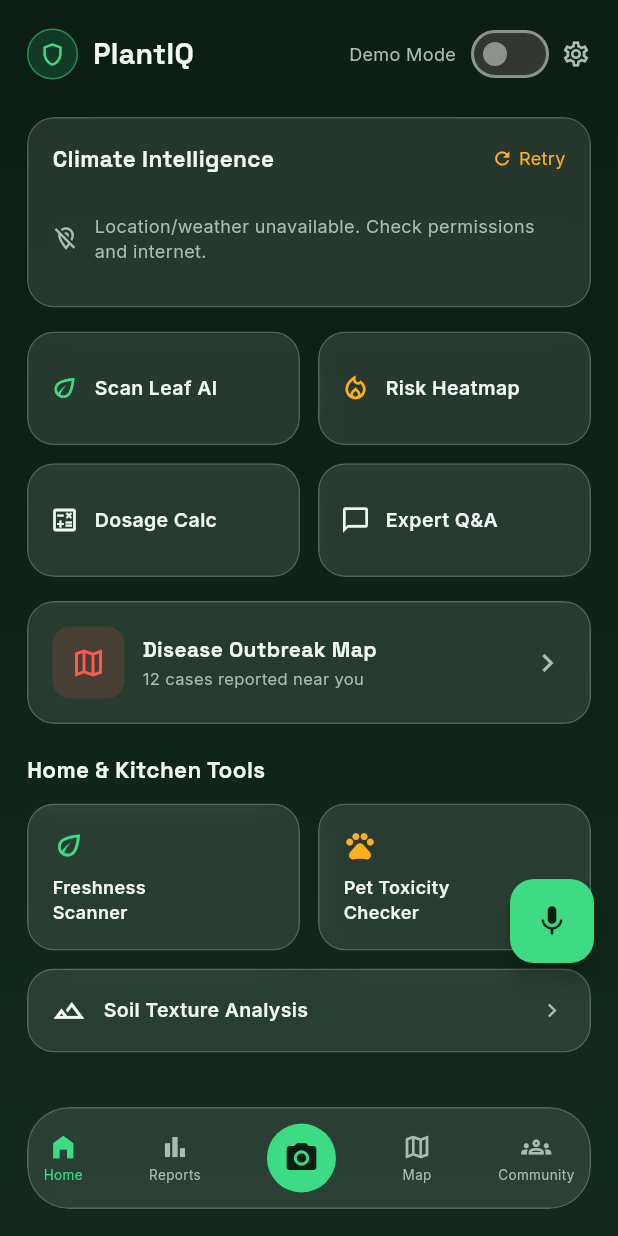
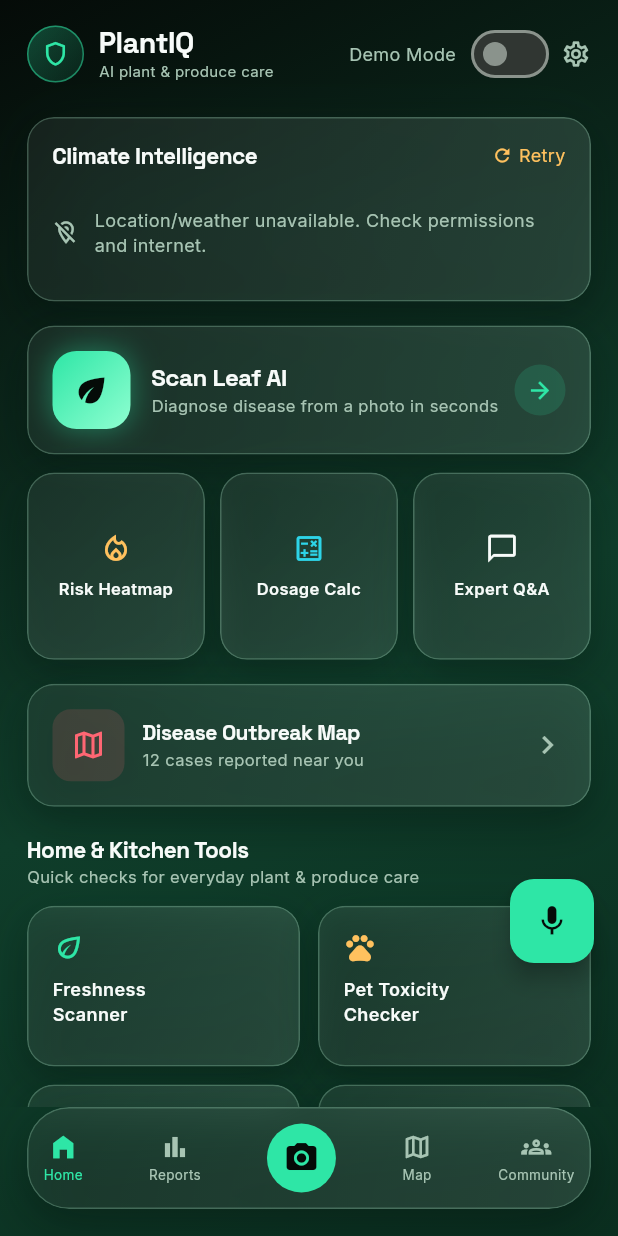
Before and after one commit to shkaaaaaaaa0803-art/floralShield, a Flutter app: the screen it shows after launch, after a tap on "Skip", on a phone screen of 412 x 824 dp. Run offline on Flutter 3.47's test engine with Material 3 defaults, Android fonts, the phone set to English and light mode, and no system bars; our stand-ins replace flutter_dotenv, flutter_local_notifications, flutter_map, flutter_tts, geolocator, google_fonts and 10 more; accounts and stored records are empty.

Commit message:
some new feature

```diff
--- a/lib/screens/home_screen.dart
+++ b/lib/screens/home_screen.dart
@@ -64,70 +64,13 @@ class _HomeScreenState extends State<HomeScreen> {
                     _buildOutbreakCard(),
                     const SizedBox(height: 20),
                     Text('Home & Kitchen Tools', style: AppTextStyles.heading(size: 15)),
-                    const SizedBox(height: 12),
-                    Row(
-                      children: [
-                        Expanded(
-                          child: GestureDetector(
-                            onTap: () => Navigator.of(context).push(
-                              MaterialPageRoute(
-                                builder: (_) => const QuickCheckScreen(mode: QuickCheckMode.freshness),
-                              ),
-                            ),
-                            child: GlassCard(
-                              child: Column(
-                                crossAxisAlignment: CrossAxisAlignment.start,
-                                children: [
-                                  const Icon(Icons.eco_outlined, color: AppColors.neonGreen, size: 22),
-                                  const SizedBox(height: 8),
-                                  Text('Freshness\nScanner', style: AppTextStyles.body(size: 12, weight: FontWeight.w600)),
-                                ],
-                              ),
-                            ),
-                          ),
-                        ),
-                        const SizedBox(width: 12),
-                        Expanded(
-                          child: GestureDetector(
-                            onTap: () => Navigator.of(context).push(
-                              MaterialPageRoute(
-                                builder: (_) => const QuickCheckScreen(mode: QuickCheckMode.petToxicity),
-                              ),
-                            ),
-                            child: GlassCard(
-                              child: Column(
-                                crossAxisAlignment: CrossAxisAlignment.start,
-                                children: [
-                                  const Icon(Icons.pets_outlined, color: AppColors.neonAmber, size: 22),
-                                  const SizedBox(height: 8),
-                                  Text('Pet Toxicity\nChecker', style: AppTextStyles.body(size: 12, weight: FontWeight.w600)),
-                                ],
-                              ),
-                            ),
-                          ),
-                        ),
-                      ],
+                    const SizedBox(height: 2),
+                    Text(
+                      'Quick checks for everyday plant & produce care',
+                      style: AppTextStyles.body(size: 11, color: AppColors.textSecondary),
                     ),
                     const SizedBox(height: 12),
-                    GestureDetector(
-                      onTap: () => Navigator.of(context).push(
-                        MaterialPageRoute(
-                          builder: (_) => const QuickCheckScreen(mode: QuickCheckMode.soilTexture),
-                        ),
-                      ),
-                      child: GlassCard(
-                        child: Row(
-                          children: [
-                            const Icon(Icons.terrain_outlined, color: AppColors.textPrimary, size: 22),
-                            const SizedBox(width: 12),
-                            Expanded(
-                              child: Text('Soil Texture Analysis', style: AppTextStyles.body(size: 13, weight: FontWeight.w600)),
-                            ),
-                            const Icon(Icons.chevron_right, color: AppColors.textSecondary, size: 18),
-                          ],
-                        ),
-                      ),
-                    ),
+                    _buildToolsGrid(context),
                   ],
                 ),
               ),
@@ -150,21 +93,97 @@ class _HomeScreenState extends State<HomeScreen> {
     );
   }
 
+  Widget _buildToolsGrid(BuildContext context) {
+    return GridView.count(
+      crossAxisCount: 2,
+      shrinkWrap: true,
+      physics: const NeverScrollableScrollPhysics(),
+      crossAxisSpacing: 12,
+      mainAxisSpacing: 12,
+      childAspectRatio: 1.7,
+      children: [
+        _toolTile(
+          context,
+          icon: Icons.eco_outlined,
+          color: AppColors.neonGreen,
+          label: 'Freshness\nScanner',
+          mode: QuickCheckMode.freshness,
+        ),
+        _toolTile(
+          context,
+          icon: Icons.pets_outlined,
+          color: AppColors.neonAmber,
+          label: 'Pet Toxicity\nChecker',
+          mode: QuickCheckMode.petToxicity,
+        ),
+        _toolTile(
+          context,
+          icon: Icons.terrain_outlined,
+          color: AppColors.accentTeal,
+          label: 'Soil Texture\nAnalysis',
+          mode: QuickCheckMode.soilTexture,
+        ),
+        _toolTile(
+          context,
+          icon: Icons.local_florist_outlined,
+          color: AppColors.neonGreenBright,
+          label: 'Plant\nIdentifier',
+          mode: QuickCheckMode.plantId,
+        ),
+      ],
+    );
+  }
+
+  Widget _toolTile(
+      BuildContext context, {
+        required IconData icon,
+        required Color color,
+        required String label,
+        required QuickCheckMode mode,
+      }) {
+    return GestureDetector(
+      onTap: () => Navigator.of(context).push(
+        MaterialPageRoute(builder: (_) => QuickCheckScreen(mode: mode)),
+      ),
+      child: GlassCard(
+        child: Column(
+          crossAxisAlignment: CrossAxisAlignment.start,
+          children: [
+            Icon(icon, color: color, size: 22),
+            const SizedBox(height: 8),
+            Text(label, style: AppTextStyles.body(size: 12, weight: FontWeight.w600)),
+          ],
+        ),
+      ),
+    );
+  }
+
   Widget _buildHeader(ScanProvider provider) {
     return Row(
       children: [
         Container(
-          width: 34,
-          height: 34,
+          width: 38,
+          height: 38,
           decoration: BoxDecoration(
-            color: AppColors.neonGreen.withOpacity(0.15),
+            gradient: LinearGradient(
+              colors: [AppColors.neonGreen.withOpacity(0.28), AppColors.neonGreen.withOpacity(0.08)],
+              begin: Alignment.topLeft,
+              end: Alignment.bottomRight,
+            ),
             shape: BoxShape.circle,
             border: Border.all(color: AppColors.neonGreen.withOpacity(0.5)),
           ),
-          child: const Icon(Icons.shield_outlined, color: AppColors.neonGreen, size: 18),
+          child: const Icon(Icons.shield_outlined, color: AppColors.neonGreen, size: 19),
         ),
         const SizedBox(width: 10),
+        Column(
+          crossAxisAlignment: CrossAxisAlignment.start,
+          mainAxisSize: MainAxisSize.min,
+          children: [
             Text('PlantIQ', style: AppTextStyles.heading(size: 19)),
+            Text('AI plant & produce care', style: AppTextStyles.body(size: 10, color: AppColors.textSecondary)),
+          ],
+        ),
         const Spacer(),
         Text('Demo Mode', style: AppTextStyles.body(size: 12, color: AppColors.textSecondary)),
         const SizedBox(width: 6),
@@ -403,18 +422,57 @@ class _HomeScreenState extends State<HomeScreen> {
   }
 
   Widget _buildActionGrid(BuildContext context, ScanProvider provider) {
-    return GridView.count(
-      crossAxisCount: 2,
+    return Column(
+      crossAxisAlignment: CrossAxisAlignment.start,
+      children: [
+        _buildScanHero(context, provider),
+        const SizedBox(height: 12),
+        GridView.count(
+          crossAxisCount: 3,
           shrinkWrap: true,
           physics: const NeverScrollableScrollPhysics(),
-      crossAxisSpacing: 12,
-      mainAxisSpacing: 12,
-      childAspectRatio: 2.4,
+          crossAxisSpacing: 10,
+          mainAxisSpacing: 10,
+          childAspectRatio: 0.95,
           children: [
-        _actionButton(
-          icon: Icons.eco_outlined,
-          label: 'Scan Leaf AI',
-          color: AppColors.neonGreen,
+            _actionButtonCompact(
+              icon: Icons.local_fire_department_outlined,
+              label: 'Risk Heatmap',
+              color: AppColors.neonAmber,
+              onTap: () => _comingSoon('Risk Heatmap'),
+            ),
+            _actionButtonCompact(
+              icon: Icons.calculate_outlined,
+              label: 'Dosage Calc',
+              color: AppColors.accentTeal,
+              onTap: () => Navigator.of(context).push(
+                MaterialPageRoute(
+                  builder: (_) => const DosageCalculatorScreen(
+                    diseaseName: 'General fungal treatment',
+                    isHealthy: false,
+                  ),
+                ),
+              ),
+            ),
+            _actionButtonCompact(
+              icon: Icons.chat_bubble_outline,
+              label: 'Expert Q&A',
+              color: AppColors.textPrimary,
+              onTap: () => Navigator.of(context).push(
+                MaterialPageRoute(builder: (_) => const ExpertConnectScreen()),
+              ),
+            ),
+          ],
+        ),
+      ],
+    );
+  }
+
+  /// Prominent hero card for the primary "scan a leaf" action — this is
+  /// the app's main entry point, so it gets its own gradient-badged card
+  /// instead of sitting flat in the grid with the secondary actions.
+  Widget _buildScanHero(BuildContext context, ScanProvider provider) {
+    return GestureDetector(
       onTap: () {
         if (provider.isDemoMode) {
           _showDemoSamplePicker(context, provider);
@@ -424,39 +482,54 @@ class _HomeScreenState extends State<HomeScreen> {
           );
         }
       },
+      child: GlassCard(
+        child: Row(
+          children: [
+            Container(
+              width: 52,
+              height: 52,
+              decoration: BoxDecoration(
+                gradient: LinearGradient(
+                  colors: [AppColors.neonGreen, AppColors.neonGreenBright],
+                  begin: Alignment.topLeft,
+                  end: Alignment.bottomRight,
                 ),
-        _actionButton(
-          icon: Icons.local_fire_department_outlined,
-          label: 'Risk Heatmap',
-          color: AppColors.neonAmber,
-          onTap: () => _comingSoon('Risk Heatmap'),
+                borderRadius: BorderRadius.circular(16),
+                boxShadow: [
+                  BoxShadow(color: AppColors.neonGreen.withOpacity(0.4), blurRadius: 16, spreadRadius: 1),
+                ],
               ),
-        _actionButton(
-          icon: Icons.calculate_outlined,
-          label: 'Dosage Calc',
-          color: AppColors.textPrimary,
-          onTap: () => Navigator.of(context).push(
-            MaterialPageRoute(
-              builder: (_) => const DosageCalculatorScreen(
-                diseaseName: 'General fungal treatment',
-                isHealthy: false,
+              child: const Icon(Icons.eco, color: AppColors.bgDark, size: 26),
+            ),
+            const SizedBox(width: 14),
+            Expanded(
+              child: Column(
+                crossAxisAlignment: CrossAxisAlignment.start,
+                children: [
+                  Text('Scan Leaf AI', style: AppTextStyles.heading(size: 16)),
+                  const SizedBox(height: 2),
+                  Text(
+                    'Diagnose disease from a photo in seconds',
+                    style: AppTextStyles.body(size: 11, color: AppColors.textSecondary),
+                  ),
+                ],
               ),
             ),
+            Container(
+              padding: const EdgeInsets.all(8),
+              decoration: BoxDecoration(
+                color: AppColors.neonGreen.withOpacity(0.15),
+                shape: BoxShape.circle,
+              ),
+              child: const Icon(Icons.arrow_forward, color: AppColors.neonGreen, size: 18),
+            ),
+          ],
         ),
       ),
-        _actionButton(
-          icon: Icons.chat_bubble_outline,
-          label: 'Expert Q&A',
-          color: AppColors.textPrimary,
-          onTap: () => Navigator.of(context).push(
-            MaterialPageRoute(builder: (_) => const ExpertConnectScreen()),
-          ),
-        ),
-      ],
     );
   }
 
-  Widget _actionButton({
+  Widget _actionButtonCompact({
     required IconData icon,
     required String label,
     required Color color,
@@ -465,16 +538,16 @@ class _HomeScreenState extends State<HomeScreen> {
     return GestureDetector(
       onTap: onTap,
       child: GlassCard(
-        padding: const EdgeInsets.symmetric(horizontal: 14),
-        child: Row(
+        padding: const EdgeInsets.symmetric(horizontal: 8, vertical: 10),
+        child: Column(
+          mainAxisAlignment: MainAxisAlignment.center,
           children: [
-            Icon(icon, color: color, size: 20),
-            const SizedBox(width: 10),
-            Expanded(
-              child: Text(
+            Icon(icon, color: color, size: 22),
+            const SizedBox(height: 8),
+            Text(
               label,
-                style: AppTextStyles.body(size: 13, weight: FontWeight.w600),
-              ),
+              textAlign: TextAlign.center,
+              style: AppTextStyles.body(size: 11, weight: FontWeight.w600),
             ),
           ],
         ),
--- a/lib/theme/app_theme.dart
+++ b/lib/theme/app_theme.dart
@@ -2,17 +2,25 @@ import 'dart:ui';
 import 'package:flutter/material.dart';
 import 'package:google_fonts/google_fonts.dart';
 
-/// "PlantIQ" dark glassmorphic design system
+/// "PlantIQ" premium dark glassmorphic design system.
+/// A deep emerald/aurora palette with soft neon glows, frosted glass
+/// surfaces and gradient-lit accents.
 class AppColors {
-  static const Color bgDark = Color(0xFF0B1D14); // deepest background
-  static const Color bgDark2 = Color(0xFF122A1D); // gradient end
-  static const Color glassFill = Color(0x1AFFFFFF); // translucent card fill
-  static const Color glassBorder = Color(0x33FFFFFF); // translucent border
-  static const Color neonGreen = Color(0xFF3DDC84); // primary accent
-  static const Color neonAmber = Color(0xFFFFB020); // warning/risk accent
-  static const Color neonRed = Color(0xFFFF5A52); // severe/danger accent
-  static const Color textPrimary = Color(0xFFF3F7F4); // near-white
-  static const Color textSecondary = Color(0xFFA9BDB0); // muted green-grey
+  static const Color bgDark = Color(0xFF050B08); // deepest background
+  static const Color bgDark2 = Color(0xFF0A2E1F); // gradient end
+  static const Color bgDark3 = Color(0xFF0F3D2A); // gradient mid stop (adds depth)
+
+  static const Color glassFill = Color(0x22D8FFEF); // translucent card fill, mint-tinted
+  static const Color glassBorder = Color(0x3DBFFFDD); // translucent border
+
+  static const Color neonGreen = Color(0xFF2EE6A6); // primary accent
+  static const Color neonGreenBright = Color(0xFF8FFFD1); // highlight for glows/gradients
+  static const Color neonAmber = Color(0xFFFFC15E); // warning/risk accent
+  static const Color neonRed = Color(0xFFFF6673); // severe/danger accent
+  static const Color accentTeal = Color(0xFF2DD4E8); // secondary aurora accent
+
+  static const Color textPrimary = Color(0xFFF7FBF9); // near-white
+  static const Color textSecondary = Color(0xFFA7C4B3); // muted green-grey
 }
 
 class AppTextStyles {
@@ -20,6 +28,8 @@ class AppTextStyles {
     return GoogleFonts.spaceGrotesk(
       fontSize: size,
       fontWeight: weight ?? FontWeight.bold,
+      letterSpacing: -0.3,
+      height: 1.15,
       color: color ?? AppColors.textPrimary,
     );
   }
@@ -28,6 +38,7 @@ class AppTextStyles {
     return GoogleFonts.inter(
       fontSize: size,
       fontWeight: weight ?? FontWeight.normal,
+      height: 1.4,
       color: color ?? AppColors.textPrimary,
     );
   }
@@ -36,7 +47,7 @@ class AppTextStyles {
     return GoogleFonts.inter(
       fontSize: size,
       fontWeight: FontWeight.w600,
-      letterSpacing: 1.0,
+      letterSpacing: 1.1,
       color: color ?? AppColors.textSecondary,
     );
   }
@@ -75,6 +86,9 @@ class AppTheme {
           backgroundColor: AppColors.neonGreen,
           foregroundColor: AppColors.bgDark,
           textStyle: AppTextStyles.body(size: 16, weight: FontWeight.w700),
+          padding: const EdgeInsets.symmetric(vertical: 16, horizontal: 24),
+          elevation: 8,
+          shadowColor: AppColors.neonGreen.withOpacity(0.45),
           shape: RoundedRectangleBorder(
             borderRadius: BorderRadius.circular(14),
           ),
@@ -83,8 +97,10 @@ class AppTheme {
       outlinedButtonTheme: OutlinedButtonThemeData(
         style: OutlinedButton.styleFrom(
           foregroundColor: AppColors.textPrimary,
-          side: const BorderSide(color: AppColors.glassBorder, width: 1.2),
+          backgroundColor: Colors.white.withOpacity(0.03),
+          side: BorderSide(color: AppColors.glassBorder.withOpacity(0.9), width: 1.3),
           textStyle: AppTextStyles.body(size: 16, weight: FontWeight.w600),
+          padding: const EdgeInsets.symmetric(vertical: 16, horizontal: 24),
           shape: RoundedRectangleBorder(
             borderRadius: BorderRadius.circular(14),
           ),
@@ -93,18 +109,22 @@ class AppTheme {
     );
   }
 
-  /// The signature dark green gradient background used behind every screen.
+  /// The signature dark aurora-emerald gradient background used behind
+  /// every screen — three stops on a soft diagonal for extra depth,
+  /// instead of the old flat top-to-bottom two-tone.
   static BoxDecoration get backgroundGradient => const BoxDecoration(
     gradient: LinearGradient(
-      begin: Alignment.topCenter,
-      end: Alignment.bottomCenter,
-      colors: [AppColors.bgDark, AppColors.bgDark2],
+      begin: Alignment.topLeft,
+      end: Alignment.bottomRight,
+      colors: [AppColors.bgDark, AppColors.bgDark3, AppColors.bgDark2],
+      stops: [0.0, 0.55, 1.0],
     ),
   );
 }
 
-/// A frosted-glass card - the signature container style for this app.
-/// Uses backdrop blur + translucent fill + thin light border.
+/// A frosted-glass card with a soft ambient glow — the signature
+/// container style for this app. Backdrop blur + a faint gradient fill,
+/// a light mint-tinted border, and a subtle drop shadow for lift.
 class GlassCard extends StatelessWidget {
   final Widget child;
   final EdgeInsetsGeometry padding;
@@ -120,7 +140,23 @@ class GlassCard extends StatelessWidget {
   @override
   Widget build(BuildContext context) {
     final radius = borderRadius ?? BorderRadius.circular(18);
-    return ClipRRect(
+    return Container(
+      decoration: BoxDecoration(
+        borderRadius: radius,
+        boxShadow: [
+          BoxShadow(
+            color: Colors.black.withOpacity(0.35),
+            blurRadius: 24,
+            offset: const Offset(0, 10),
+          ),
+          BoxShadow(
+            color: AppColors.neonGreen.withOpacity(0.05),
+            blurRadius: 30,
+            spreadRadius: -6,
+          ),
+        ],
+      ),
+      child: ClipRRect(
         borderRadius: radius,
         child: BackdropFilter(
           filter: ImageFilter.blur(sigmaX: 14, sigmaY: 14),
@@ -128,18 +164,27 @@ class GlassCard extends StatelessWidget {
             width: double.infinity,
             padding: padding,
             decoration: BoxDecoration(
-            color: AppColors.glassFill,
+              gradient: LinearGradient(
+                begin: Alignment.topLeft,
+                end: Alignment.bottomRight,
+                colors: [
+                  Colors.white.withOpacity(0.06),
+                  AppColors.glassFill,
+                ],
+              ),
               borderRadius: radius,
               border: Border.all(color: AppColors.glassBorder, width: 1),
             ),
             child: child,
           ),
         ),
+      ),
     );
   }
 }
 
-/// A neon status pill (e.g. "SEVERE", "HIGH FUNGAL RISK", "Demo Mode").
+/// A neon status pill (e.g. "SEVERE", "HIGH FUNGAL RISK", "Demo Mode")
+/// with a soft gradient fill and a matching glow.
 class NeonPill extends StatelessWidget {
   final String text;
   final Color color;
@@ -151,9 +196,20 @@ class NeonPill extends StatelessWidget {
     return Container(
       padding: const EdgeInsets.symmetric(horizontal: 10, vertical: 5),
       decoration: BoxDecoration(
-        color: color.withOpacity(0.15),
+        gradient: LinearGradient(
+          begin: Alignment.topLeft,
+          end: Alignment.bottomRight,
+          colors: [color.withOpacity(0.30), color.withOpacity(0.12)],
+        ),
         borderRadius: BorderRadius.circular(20),
-        border: Border.all(color: color.withOpacity(0.6), width: 1),
+        border: Border.all(color: color.withOpacity(0.65), width: 1),
+        boxShadow: [
+          BoxShadow(
+            color: color.withOpacity(0.30),
+            blurRadius: 12,
+            spreadRadius: 0.5,
+          ),
+        ],
       ),
       child: Text(
         text.toUpperCase(),
@@ -164,6 +220,7 @@ class NeonPill extends StatelessWidget {
 }
 
 /// Reusable circular gauge (used for confidence score, risk score, etc.)
+/// with a glowing arc instead of a flat one.
 class CircularGauge extends StatelessWidget {
   final double fraction; // 0.0 - 1.0
   final Color color;
@@ -210,12 +267,20 @@ class _GaugePainter extends CustomPainter {
   void paint(Canvas canvas, Size size) {
     final center = Offset(size.width / 2, size.height / 2);
     final radius = size.width / 2 - 4;
+    final rect = Rect.fromCircle(center: center, radius: radius);
 
     final trackPaint = Paint()
       ..color = Colors.white.withOpacity(0.1)
       ..style = PaintingStyle.stroke
       ..strokeWidth = 6
       ..strokeCap = StrokeCap.round;
+
+    final glowPaint = Paint()
+      ..color = color.withOpacity(0.55)
+      ..style = PaintingStyle.stroke
+      ..strokeWidth = 10
+      ..strokeCap = StrokeCap.round
+      ..maskFilter = const MaskFilter.blur(BlurStyle.normal, 8);
 
     final valuePaint = Paint()
       ..color = color
@@ -225,11 +290,16 @@ class _GaugePainter extends CustomPainter {
 
     const startAngle = -3.14159 * 0.75;
     const sweepAngle = 3.14159 * 1.5;
+    final valueSweep = sweepAngle * fraction;
 
-    canvas.drawArc(Rect.fromCircle(center: center, radius: radius), startAngle, sweepAngle, false, trackPaint);
-    canvas.drawArc(Rect.fromCircle(center: center, radius: radius), startAngle, sweepAngle * fraction, false, valuePaint);
+    canvas.drawArc(rect, startAngle, sweepAngle, false, trackPaint);
+    if (fraction > 0) {
+      canvas.drawArc(rect, startAngle, valueSweep, false, glowPaint);
+      canvas.drawArc(rect, startAngle, valueSweep, false, valuePaint);
+    }
   }
 
   @override
-  bool shouldRepaint(covariant _GaugePainter oldDelegate) => oldDelegate.fraction != fraction;
+  bool shouldRepaint(covariant _GaugePainter oldDelegate) =>
+      oldDelegate.fraction != fraction || oldDelegate.color != color;
 }
```
Also changed, not shown: lib/models/weather_model.dart (+33 -14 lines), lib/screens/quick_check_screen.dart (+26 -9 lines), lib/services/gemini_service.dart (+51 -0 lines), lib/services/weather_service.dart (+22 -1 lines). Lines whose indentation alone changed are shown as unchanged.
